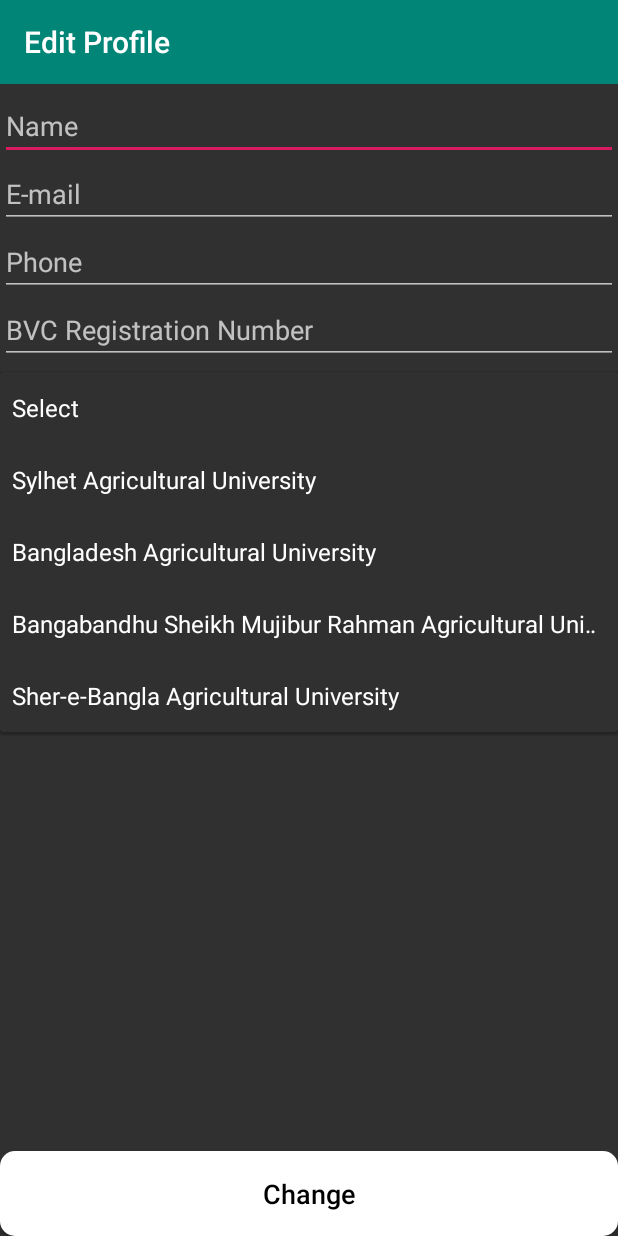
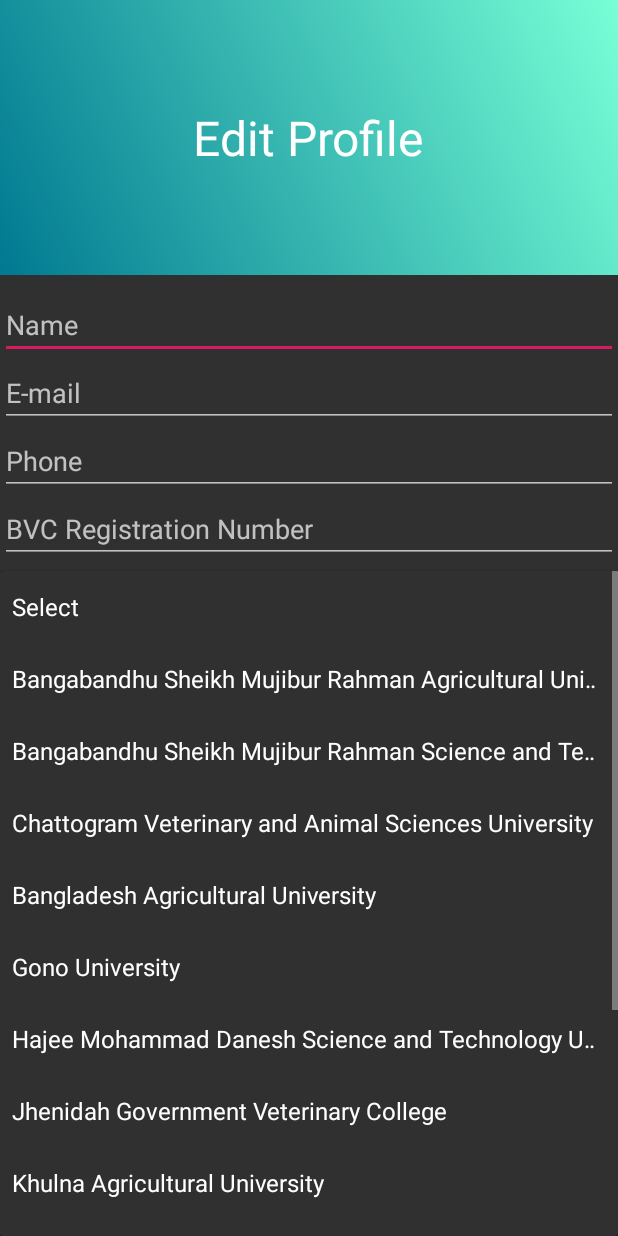
Before and after one commit to megaprime4/VetNetwork2, an Android app: the EditProfileUserActivity screen opened directly, with no data from a screen before it, after a tap on "Select", on a phone screen of 412 x 824 dp. Run offline under Robolectric (Android 15) with nearby library versions, the phone set to English and light mode, and no system bars; our stand-ins replace Volley; network calls fail.

Commit message:
Minor fix! (5) major fix! (1)

```diff
--- a/app/src/main/AndroidManifest.xml
+++ b/app/src/main/AndroidManifest.xml
@@ -29,10 +29,12 @@
             android:theme="@style/AppTheme.NoActionBar" />
         <activity
             android:name=".RegistrationActivity"
+            android:parentActivityName=".StartPageActivity"
             android:label="@string/title_activity_registration"
             android:theme="@style/AppTheme.NoActionBar" />
         <activity
             android:name=".LoginActivity"
+            android:parentActivityName=".StartPageActivity"
             android:label="@string/title_activity_login"
             android:theme="@style/AppTheme.NoActionBar" />
         <activity
--- a/app/src/main/java/com/vetdevelopers/vetnetwork/EditProfileUserActivity.java
+++ b/app/src/main/java/com/vetdevelopers/vetnetwork/EditProfileUserActivity.java
@@ -44,7 +44,7 @@ import java.util.Map;
 public class EditProfileUserActivity extends AppCompatActivity implements NavigationView.OnNavigationItemSelectedListener
 {
 
-    private Toolbar mToolbar;
+    //private Toolbar mToolbar;
 
     //custom popup
     private Dialog mDialogPass, mDialogMsg;
@@ -75,14 +75,13 @@ public class EditProfileUserActivity extends AppCompatActivity implements Naviga
         super.onCreate(savedInstanceState);
         setContentView(R.layout.activity_edit_profile_user);
 
+        /*mToolbar = (Toolbar) findViewById(R.id.editProfile_page_toolbar);
+        setSupportActionBar(mToolbar);
+        getSupportActionBar().setTitle("Edit Profile");*/
+
         progressDialog = new ProgressDialog(EditProfileUserActivity.this);
 
         sharedPreferences = getSharedPreferences("prefs", Context.MODE_PRIVATE);
-
-
-        mToolbar = (Toolbar) findViewById(R.id.editProfile_page_toolbar);
-        setSupportActionBar(mToolbar);
-        getSupportActionBar().setTitle("Edit Profile");
 
         //custom popup
         mDialogPass = new Dialog(this);  //custom popup window
--- a/app/src/main/res/layout/content_delete_account_admin.xml
+++ b/app/src/main/res/layout/content_delete_account_admin.xml
@@ -74,6 +74,9 @@
         android:id="@+id/deleteAccountAdmin_deleteButton"
         android:layout_width="match_parent"
         android:layout_height="wrap_content"
+        android:layout_marginLeft="5dp"
+        android:layout_marginRight="5dp"
+        android:layout_marginBottom="5dp"
         android:background="@drawable/button_style_red"
         android:text="Delete"
         android:textColor="@color/black"
--- a/app/src/main/res/layout/content_delete_account_user.xml
+++ b/app/src/main/res/layout/content_delete_account_user.xml
@@ -74,6 +74,9 @@
         android:id="@+id/deleteAccountUser_deleteButton"
         android:layout_width="match_parent"
         android:layout_height="wrap_content"
+        android:layout_marginLeft="5dp"
+        android:layout_marginRight="5dp"
+        android:layout_marginBottom="5dp"
         android:background="@drawable/button_style_red"
         android:text="Delete"
         android:textColor="@color/black"
--- a/app/src/main/res/layout/content_edit_profile_user.xml
+++ b/app/src/main/res/layout/content_edit_profile_user.xml
@@ -1,21 +1,50 @@
 <?xml version="1.0" encoding="utf-8"?>
-<RelativeLayout xmlns:android="http://schemas.android.com/apk/res/android"
+<LinearLayout xmlns:android="http://schemas.android.com/apk/res/android"
     xmlns:app="http://schemas.android.com/apk/res-auto"
     xmlns:tools="http://schemas.android.com/tools"
     android:layout_width="match_parent"
     android:layout_height="match_parent"
+    android:orientation="vertical"
     app:layout_behavior="@string/appbar_scrolling_view_behavior"
     tools:context=".EditProfileUserActivity">
 
-    <include
+    <!--<include
         layout="@layout/app_toolbar_layout"
-        android:id="@+id/editProfile_page_toolbar"></include>
+        android:id="@+id/editProfile_page_toolbar"></include>-->
+    <LinearLayout
+        android:layout_width="match_parent"
+        android:layout_height="wrap_content"
+        android:orientation="vertical"
+        android:background="@drawable/grad_profile">
+
+        <View
+            android:layout_width="match_parent"
+            android:layout_height="70dp" />
+
+        <TextView
+            android:layout_width="wrap_content"
+            android:layout_height="wrap_content"
+            android:layout_gravity="center_horizontal"
+            android:text="Edit Profile"
+            android:textColor="@color/white"
+            android:textSize="32sp" />
+
+        <View
+            android:layout_width="match_parent"
+            android:layout_height="70dp" />
+
+    </LinearLayout>
+
+    <ScrollView
+        android:layout_width="match_parent"
+        android:layout_height="wrap_content"
+        android:layout_marginTop="5dp"
+        android:layout_weight="1">
 
         <LinearLayout
             android:orientation="vertical"
             android:layout_width="match_parent"
             android:layout_height="wrap_content"
-        android:layout_below="@+id/editProfile_page_toolbar"
             android:layout_marginTop="5dp">
 
             <EditText
@@ -153,14 +182,18 @@
 
             </LinearLayout>
 
+        </LinearLayout>
 
-    </LinearLayout>
+    </ScrollView>
 
     <Button
         android:id="@+id/editProfile_changeButton"
         android:layout_alignParentBottom="true"
         android:layout_width="match_parent"
         android:layout_height="wrap_content"
+        android:layout_marginLeft="5dp"
+        android:layout_marginRight="5dp"
+        android:layout_marginBottom="5dp"
         android:background="@drawable/button_style_white"
         android:text="Change"
         android:textColor="@color/black"
@@ -170,4 +203,4 @@
         android:layout_marginTop="24dp"
         android:textSize="18sp"/>
 
-</RelativeLayout>
+</LinearLayout>
--- a/app/src/main/res/layout/content_login.xml
+++ b/app/src/main/res/layout/content_login.xml
@@ -93,6 +93,9 @@
                 android:id="@+id/login_signInButton"
                 android:layout_width="match_parent"
                 android:layout_height="wrap_content"
+                android:layout_marginLeft="5dp"
+                android:layout_marginRight="5dp"
+                android:layout_marginBottom="5dp"
                 android:background="@drawable/button_style_white"
                 android:text="Sign In"
                 android:textColor="@color/black"
--- a/app/src/main/res/layout/content_report_for_admin.xml
+++ b/app/src/main/res/layout/content_report_for_admin.xml
@@ -211,6 +211,9 @@
         android:id="@+id/reportAdmin_submitButton"
         android:layout_width="match_parent"
         android:layout_height="wrap_content"
+        android:layout_marginLeft="5dp"
+        android:layout_marginRight="5dp"
+        android:layout_marginBottom="5dp"
         android:background="@drawable/button_style_white"
         android:text="Submit"
         android:textColor="@color/black"
--- a/app/src/main/res/layout/content_search.xml
+++ b/app/src/main/res/layout/content_search.xml
@@ -181,6 +181,9 @@
         android:id="@+id/search_searchButton"
         android:layout_width="match_parent"
         android:layout_height="wrap_content"
+        android:layout_marginLeft="5dp"
+        android:layout_marginRight="5dp"
+        android:layout_marginBottom="5dp"
         android:background="@drawable/button_style_white"
         android:padding="16dp"
         android:text="Search"
--- a/app/src/main/res/layout/content_start_page.xml
+++ b/app/src/main/res/layout/content_start_page.xml
@@ -34,7 +34,7 @@
             android:layout_marginLeft="5dp"
             android:layout_marginRight="5dp"
             android:layout_marginBottom="5dp"
-            android:text="Sign Up"
+            android:text="Registration"
             android:textAlignment="center"
             android:textAllCaps="false"
             android:textColor="@color/black"
@@ -49,7 +49,7 @@
             android:layout_marginLeft="5dp"
             android:layout_marginRight="5dp"
             android:layout_marginBottom="5dp"
-            android:text="Sign In"
+            android:text="Login"
             android:textAlignment="center"
             android:textAllCaps="false"
             android:textColor="@color/black"
--- a/app/src/main/res/values/strings.xml
+++ b/app/src/main/res/values/strings.xml
@@ -18,7 +18,7 @@
     <string name="bva_member">BVA Member :</string>
     <string name="bva_designation">BVA Designation :</string>
 
-    <string-array name="bva_designation">
+    <!--<string-array name="bva_designation">
         <item>Select</item>
         <item>President</item>
         <item>Sr. Vice President</item>
@@ -33,7 +33,7 @@
         <item>Sports and Cultural Secretary</item>
         <item>Social Welfare Secretary</item>
         <item>Member</item>
-    </string-array>
+    </string-array>-->
 
     <string-array name="posting_area">
         <item>Select</item>
@@ -125,18 +125,30 @@
         <item>Admin</item>
     </string-array>
 
-    <string-array name="bva">
+    <!--<string-array name="bva">
         <item>No</item>
         <item>Yes</item>
-    </string-array>
+    </string-array>-->
 
     <string-array name="university">
         <item>Select</item>
+
+        <item>Bangabandhu Sheikh Mujibur Rahman Agricultural University</item>
+        <item>Bangabandhu Sheikh Mujibur Rahman Science and Technology University</item>
+        <item>Chattogram Veterinary and Animal Sciences University</item>
+        <item>Bangladesh Agricultural University</item>
+        <item>Gono University</item>
+        <item>Hajee Mohammad Danesh Science and Technology University</item>
+        <item>Jhenidah Government Veterinary College</item>
+        <item>Khulna Agricultural University</item>
+        <item>Patuakhali Science and Technology University</item>
+        <item>Rajshahi University</item>
+        <item>Sher-e-Bangla Agricultural University</item>
+        <item>Sirajganj Government Veterinary College</item>
         <item>Sylhet Agricultural University</item>
-        <item>Bangladesh Agricultural University</item>
-        <item>Bangabandhu Sheikh Mujibur Rahman Agricultural University</item>
-        <item>Sher-e-Bangla Agricultural University</item>
     </string-array>
+
+
     <string name="title_activity_navtest">NavtestActivity</string>
     <string name="navigation_drawer_open">Open navigation drawer</string>
     <string name="navigation_drawer_close">Close navigation drawer</string>
```
Also changed, not shown: app/src/main/java/com/vetdevelopers/vetnetwork/EditProfileAdminActivity.java (+3 -4 lines), app/src/main/res/layout/activity_change_password.xml (+6 -3 lines), app/src/main/res/layout/content_edit_profile_admin.xml (+40 -7 lines), app/src/main/res/layout/content_registration.xml (+3 -8 lines), app/src/main/res/layout/content_report_for_browsers.xml (+3 -7 lines), app/src/main/res/layout/content_report_for_users.xml (+3 -7 lines). Lines whose indentation alone changed are shown as unchanged.
